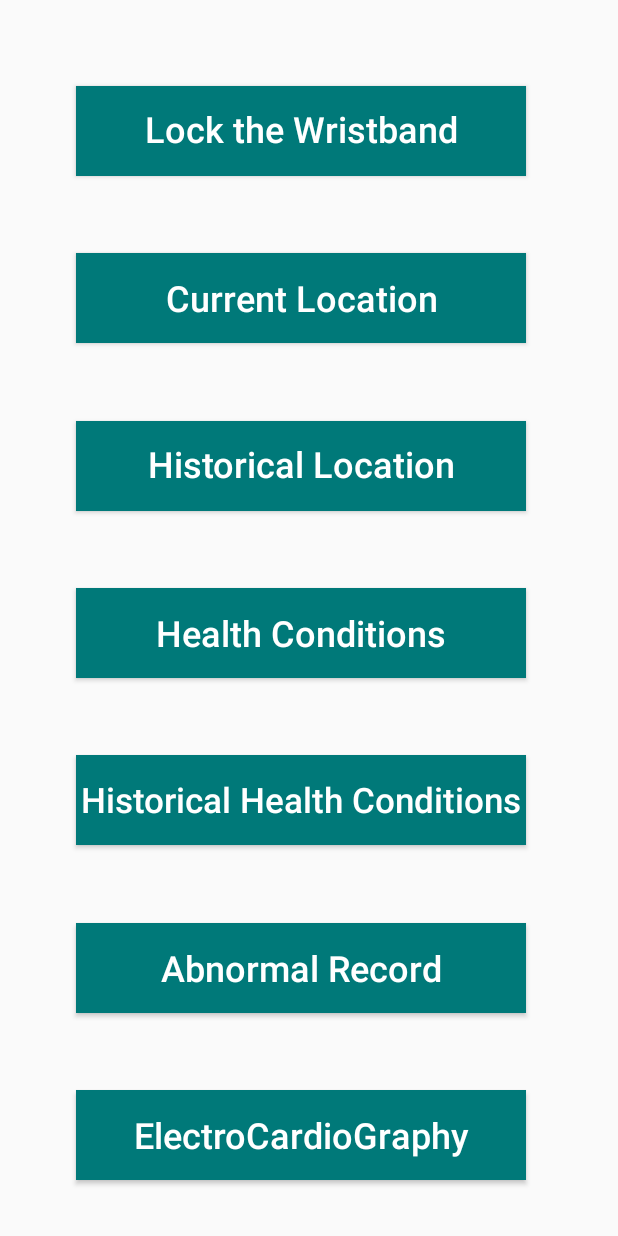
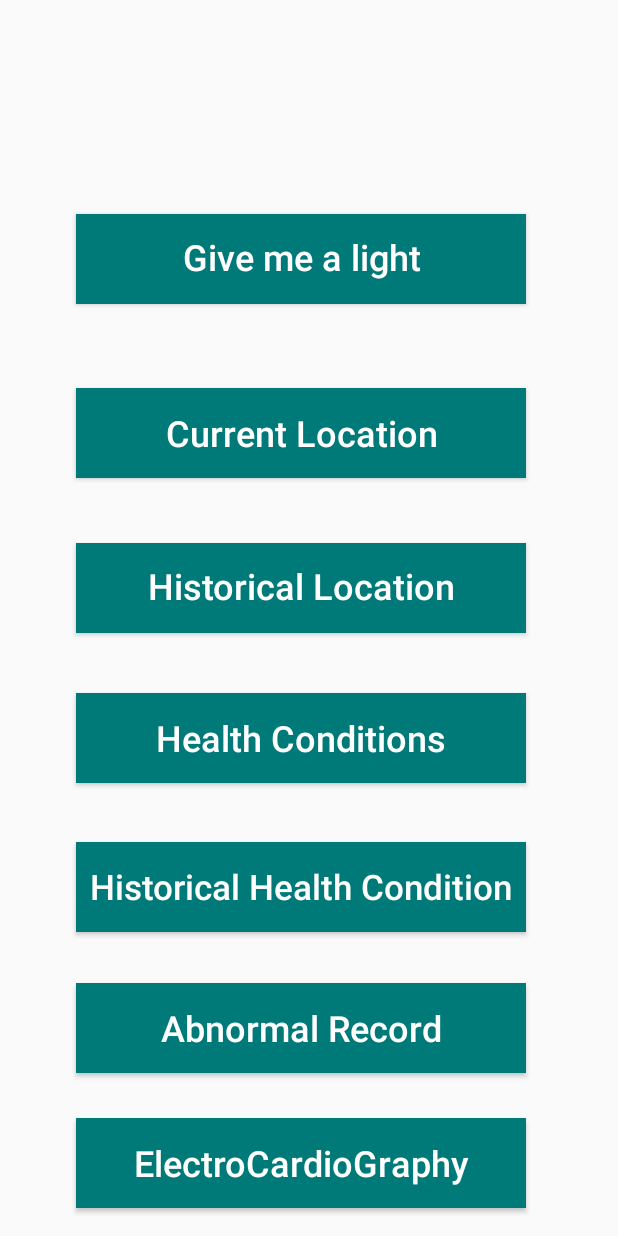
Before and after one commit to PeNDy2o8/TW_App, an Android app: the screen it shows after launch (MainActivity), on a phone screen of 412 x 824 dp. Run offline under Robolectric (Android 15) with nearby library versions, the phone set to English and light mode, and no system bars.

Commit message:
add light on Button

```diff
--- a/app/src/main/java/com/example/twapp/AbnormalRecord.java
+++ b/app/src/main/java/com/example/twapp/AbnormalRecord.java
@@ -65,7 +65,6 @@ public class AbnormalRecord extends AppCompatActivity {
                                         tsStr
                                 ));
                             }
-
                         }
                     }
 
--- a/app/src/main/java/com/example/twapp/FCMService.java
+++ b/app/src/main/java/com/example/twapp/FCMService.java
@@ -2,9 +2,7 @@ package com.example.twapp;
 
 
 
-import android.app.Service;
-import android.content.Intent;
-import android.os.IBinder;
+
 import android.util.Log;
 
 import androidx.annotation.NonNull;
--- a/app/src/main/java/com/example/twapp/HealthConditions.java
+++ b/app/src/main/java/com/example/twapp/HealthConditions.java
@@ -33,7 +33,7 @@ import okhttp3.Response;
 
 public class HealthConditions extends AppCompatActivity {
 
-    private String HR,BO,State,Date,LHR;
+    private String HR,BO,State,LHR;
     private Handler handler=null;
     private TextView tv_HeartRhythm = null;
     private TextView tv_BloodOxygen = null;
@@ -77,7 +77,6 @@ public class HealthConditions extends AppCompatActivity {
                                     HR = j.getJSONObject(0).getString("heartrhythm");
                                     BO = j.getJSONObject(0).getString("bloodyoxy");
                                     State = j.getJSONObject(1).getString("elder_state");
-
                                     LHR = j.getJSONObject(1).getString("heartrhythm");
 
                                 }
@@ -93,8 +92,6 @@ public class HealthConditions extends AppCompatActivity {
                                 tv_State.setText(State);
                                 tv_Date.setText(tsSt);
                                 tv_LastHeartRhythm.setText(LHR);
-
-
                         }
                     }
                     new HRget().execute();
--- a/app/src/main/java/com/example/twapp/MainActivity.java
+++ b/app/src/main/java/com/example/twapp/MainActivity.java
@@ -16,16 +16,13 @@ import com.google.firebase.messaging.FirebaseMessaging;
 
 public class MainActivity extends AppCompatActivity {
     public static final String TAG = FCMService.TAG;
-    private Button btn_WristbandLock;
     private Button btn_CurrentLocation;
     private Button btn_HistoryLocation;
     private Button btn_HealthConditions;
     private Button btn_HistoryHealthConditions;
     private Button btn_AbnormalRecord;
     private Button btn_showimage;
-
-
-
+    private Button btn_Light;
 
 
     @Override
@@ -42,31 +39,29 @@ public class MainActivity extends AppCompatActivity {
             }
         });
 
-        btn_WristbandLock = findViewById(R.id.btn_WristbandLock);
         btn_CurrentLocation = findViewById(R.id.btn_CurrentLocation);
         btn_HistoryLocation = findViewById(R.id.btn_HistoryLocation);
         btn_HealthConditions = findViewById(R.id.btn_HealthConditions);
         btn_HistoryHealthConditions = findViewById(R.id.btn_HistoryHealthConditions);
         btn_AbnormalRecord = findViewById(R.id.btn_AbnormalRecord);
         btn_showimage = findViewById(R.id.btn_showimage);
+        btn_Light = findViewById(R.id.btn_Light);
 
 
 
-        btn_WristbandLock.setOnClickListener(new View.OnClickListener(){
+        btn_Light.setOnClickListener(new View.OnClickListener(){
             int flag = 0;
-            public void onClick(View v){
+            boolean light ;
+            public void onClick(View view){
                 switch(flag){
                     case 0:
-                        btn_WristbandLock.setActivated(false);
-                        flag = 1;
+                        light= true;
                         break;
                     case 1:
-                        btn_WristbandLock.setActivated(true);
-                        flag = 0 ;
+                        light= false;
                         break;
                 }
-            }
-        });
+            }});
 
         btn_CurrentLocation.setOnClickListener(new View.OnClickListener(){
 
@@ -122,8 +117,5 @@ public class MainActivity extends AppCompatActivity {
             }
         });
 
-
     }
-
-
 }
--- a/app/src/main/res/layout/activity_health_conditions.xml
+++ b/app/src/main/res/layout/activity_health_conditions.xml
@@ -13,7 +13,7 @@
         android:layout_height="wrap_content"
         android:background="@color/teal_700"
         android:fontFamily="sans-serif-condensed-medium"
-        android:text="Current Health Conditions"
+        android:text="@string/tv_HealthConditiontitle"
         android:textAlignment="center"
         android:textColor="@color/white"
         android:textSize="34sp"
@@ -41,7 +41,7 @@
         android:layout_width="wrap_content"
         android:layout_height="wrap_content"
         android:fontFamily="sans-serif-medium"
-        android:text="062"
+        android:text="   "
         android:textSize="85dp"
         app:layout_constraintBottom_toBottomOf="parent"
         app:layout_constraintEnd_toEndOf="parent"
@@ -100,7 +100,7 @@
             android:layout_marginEnd="-130dp"
             android:layout_marginBottom="0dp"
             app:srcCompat="@drawable/blooddrop" />
-        d
+
 
         <TextView
             android:id="@+id/tv_BloodOxygen"
@@ -123,7 +123,7 @@
             android:layout_marginEnd="130dp"
             android:layout_marginBottom="0dp"
             android:fontFamily="sans-serif-black"
-            android:text="Blood Oxygen"
+            android:text="@string/tv_bloodOxygen"
             android:textAlignment="center"
             android:textSize="30dp" />
 
--- a/app/src/main/res/layout/activity_main.xml
+++ b/app/src/main/res/layout/activity_main.xml
@@ -14,7 +14,7 @@
         android:layout_height="60dp"
         android:layout_marginTop="20dp"
         android:background="@drawable/shape_capsule"
-        android:text="ElectroCardioGraphy"
+        android:text="@string/btn_showimage"
         android:textAllCaps="false"
         android:textColor="@color/white"
         android:textSize="24sp"
@@ -23,7 +23,7 @@
         app:layout_constraintHorizontal_bias="0.45"
         app:layout_constraintStart_toStartOf="parent"
         app:layout_constraintTop_toTopOf="parent"
-        app:layout_constraintVertical_bias="0.95"
+        app:layout_constraintVertical_bias="0.975"
         tools:ignore="HardcodedText" />
 
     <Button
@@ -32,16 +32,16 @@
         android:layout_height="60dp"
         android:layout_marginTop="20dp"
         android:background="@drawable/shape_capsule"
-        android:text="Health Conditions"
+        android:text="@string/btn_HealthConditions"
         android:textAllCaps="false"
         android:textColor="@color/white"
         android:textSize="24sp"
         app:layout_constraintBottom_toBottomOf="parent"
         app:layout_constraintEnd_toEndOf="parent"
-        app:layout_constraintHorizontal_bias="0.451"
+        app:layout_constraintHorizontal_bias="0.45"
         app:layout_constraintStart_toStartOf="parent"
         app:layout_constraintTop_toTopOf="parent"
-        app:layout_constraintVertical_bias="0.50"
+        app:layout_constraintVertical_bias="0.594"
         tools:ignore="HardcodedText" />
 
     <Button
@@ -50,16 +50,16 @@
         android:layout_height="60dp"
         android:layout_marginTop="20dp"
         android:background="@drawable/shape_capsule"
-        android:text="Abnormal Record"
+        android:text="@string/btn_AbnormalRecord"
         android:textAllCaps="false"
         android:textColor="@color/white"
         android:textSize="24sp"
         app:layout_constraintBottom_toBottomOf="parent"
         app:layout_constraintEnd_toEndOf="parent"
-        app:layout_constraintHorizontal_bias="0.451"
+        app:layout_constraintHorizontal_bias="0.45"
         app:layout_constraintStart_toStartOf="parent"
         app:layout_constraintTop_toTopOf="parent"
-        app:layout_constraintVertical_bias="0.80"
+        app:layout_constraintVertical_bias="0.854"
         tools:ignore="HardcodedText" />
 
     <Button
@@ -68,16 +68,16 @@
         android:layout_height="60dp"
         android:layout_marginTop="20dp"
         android:background="@drawable/shape_capsule"
-        android:text="Historical Health Conditions"
+        android:text="@string/btn_HistoryHealthConditions"
         android:textAllCaps="false"
         android:textColor="@color/white"
         android:textSize="23dp"
         app:layout_constraintBottom_toBottomOf="parent"
         app:layout_constraintEnd_toEndOf="parent"
-        app:layout_constraintHorizontal_bias="0.451"
+        app:layout_constraintHorizontal_bias="0.45"
         app:layout_constraintStart_toStartOf="parent"
         app:layout_constraintTop_toTopOf="parent"
-        app:layout_constraintVertical_bias="0.65"
+        app:layout_constraintVertical_bias="0.728"
         tools:ignore="HardcodedText" />
 
     <Button
@@ -87,26 +87,26 @@
         android:layout_marginTop="20dp"
         android:background="@drawable/shape_capsule"
         android:includeFontPadding="false"
-        android:text="Historical Location"
+        android:text="@string/btn_HistoryLocation"
         android:textAllCaps="false"
         android:textColor="@color/white"
         android:textSize="24sp"
         app:layout_constraintBottom_toBottomOf="parent"
         app:layout_constraintEnd_toEndOf="parent"
-        app:layout_constraintHorizontal_bias="0.451"
+        app:layout_constraintHorizontal_bias="0.45"
         app:layout_constraintStart_toStartOf="parent"
         app:layout_constraintTop_toTopOf="parent"
-        app:layout_constraintVertical_bias="0.35" />
+        app:layout_constraintVertical_bias="0.46" />
 
     <Button
-        android:id="@+id/btn_WristbandLock"
+        android:id="@+id/btn_Light"
         android:layout_width="300dp"
         android:layout_height="60dp"
         android:layout_marginTop="20dp"
         android:background="@drawable/btn_st"
         android:fontFamily="sans-serif-medium"
         android:includeFontPadding="false"
-        android:text="Lock the Wristband"
+        android:text="@string/btn_Light"
         android:textAllCaps="false"
         android:textAppearance="@style/TextAppearance.AppCompat.Body2"
         android:textColor="@color/white"
@@ -115,10 +115,10 @@
         android:visibility="visible"
         app:layout_constraintBottom_toBottomOf="parent"
         app:layout_constraintEnd_toEndOf="parent"
-        app:layout_constraintHorizontal_bias="0.451"
+        app:layout_constraintHorizontal_bias="0.45"
         app:layout_constraintStart_toStartOf="parent"
         app:layout_constraintTop_toTopOf="parent"
-        app:layout_constraintVertical_bias="0.05"
+        app:layout_constraintVertical_bias="0.165"
         tools:ignore="HardcodedText"
         tools:visibility="visible" />
 
@@ -129,16 +129,18 @@
         android:layout_marginTop="20dp"
         android:background="@drawable/shape_capsule"
         android:fontFamily="sans-serif-medium"
-        android:text="Current Location"
+        android:text="@string/btn_CurrentLocation"
         android:textAllCaps="false"
         android:textColor="@color/white"
         android:textSize="24sp"
         app:layout_constraintBottom_toBottomOf="parent"
         app:layout_constraintEnd_toEndOf="parent"
-        app:layout_constraintHorizontal_bias="0.451"
+        app:layout_constraintHorizontal_bias="0.45"
         app:layout_constraintStart_toStartOf="parent"
         app:layout_constraintTop_toTopOf="parent"
-        app:layout_constraintVertical_bias="0.20"
+        app:layout_constraintVertical_bias="0.321"
         tools:ignore="HardcodedText" />
 
+
+
 </androidx.constraintlayout.widget.ConstraintLayout>
--- a/app/src/main/res/values/strings.xml
+++ b/app/src/main/res/values/strings.xml
@@ -4,5 +4,15 @@
     <drawable name="color2">#007979</drawable>
     <string name="title_activity_map_location">map_location</string>
     <string name="title_activity_maps">MapsActivity</string>
-
+    <string name="CHN">中文</string>
+    <string name="btn_WristbandLock">Lock the Wristband</string>
+    <string name="btn_CurrentLocation">Current Location</string>
+    <string name="btn_HistoryLocation">Historical Location</string>
+    <string name="btn_HealthConditions">Health Conditions</string>
+    <string name="btn_HistoryHealthConditions">Historical Health Condition</string>
+    <string name="btn_AbnormalRecord">Abnormal Record</string>
+    <string name="btn_showimage">ElectroCardioGraphy</string>
+    <string name="tv_HealthConditiontitle">HealthConditon</string>
+    <string name="tv_bloodOxygen">BloodOxygen</string>
+    <string name="btn_Light">Give me a light</string>
 </resources>
```
